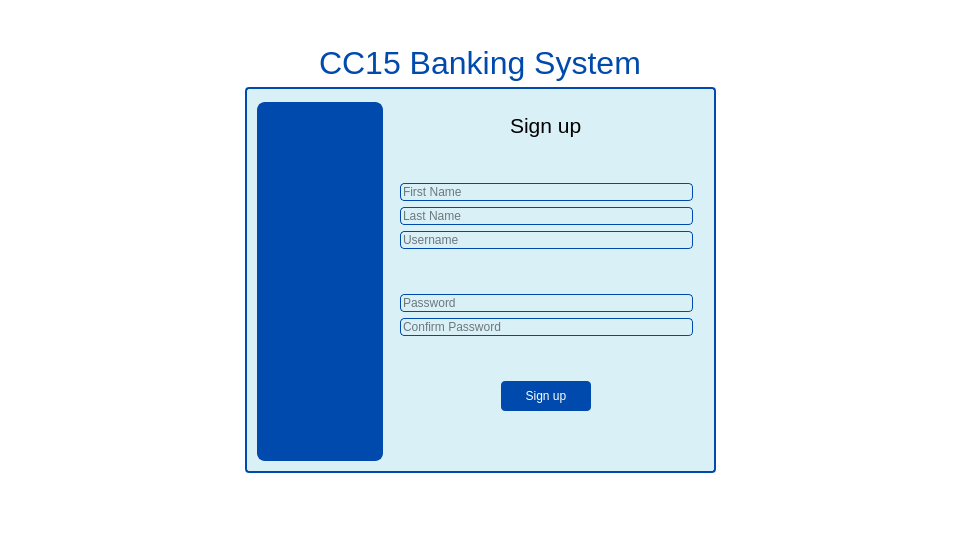
Above: resources/ui_files/signup_resized.ui from Errol-Anthony-Jano/CC15-Final-Project before the change. Below: the same form after it.
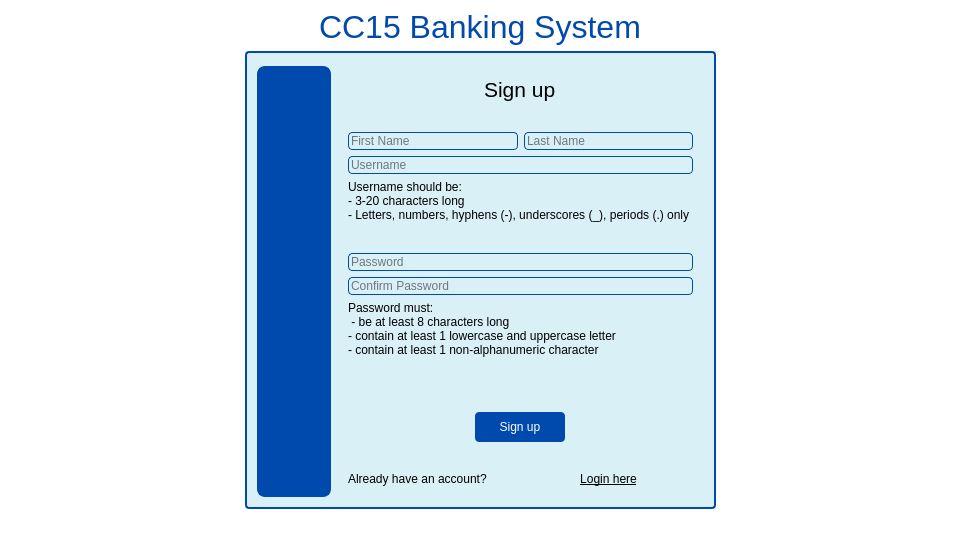
That is the form after the change.

Commit message: Added password and username requirements in register menu

Diff of the .ui file:
```diff
--- a/resources/ui_files/signup_resized.ui
+++ b/resources/ui_files/signup_resized.ui
@@ -17,7 +17,7 @@
    <string notr="true">background: #ffffff</string>
   </property>
   <widget class="QWidget" name="centralwidget">
-   <layout class="QHBoxLayout" name="horizontalLayout_2" stretch="1,2,1">
+   <layout class="QHBoxLayout" name="horizontalLayout_4" stretch="1,2,1">
     <item>
      <spacer name="horizontalSpacer">
       <property name="orientation">
@@ -91,7 +91,7 @@
            <property name="title">
             <string/>
            </property>
-           <layout class="QVBoxLayout" name="verticalLayout" stretch="0,0,1,1,1,0,1,0,0,0,0">
+           <layout class="QVBoxLayout" name="verticalLayout" stretch="0,0,0,1,0,0,1,0,0,0,0,0,0,0">
             <item alignment="Qt::AlignHCenter|Qt::AlignVCenter">
              <widget class="QLabel" name="label">
               <property name="maximumSize">
@@ -124,10 +124,11 @@
              </spacer>
             </item>
             <item>
+             <layout class="QHBoxLayout" name="horizontalLayout_2">
+              <item>
              <widget class="QLineEdit" name="first_name">
               <property name="styleSheet">
-               <string notr="true">border: 1px solid #004aad;
-background: #daf0f7;</string>
+                 <string notr="true">border: 1px solid #004aad;</string>
               </property>
               <property name="placeholderText">
                <string>First Name</string>
@@ -137,14 +138,18 @@
             <item>
              <widget class="QLineEdit" name="last_name">
               <property name="styleSheet">
-               <string notr="true">border: 1px solid #004aad;
-background: #daf0f7;</string>
+                 <string notr="true">border: 1px solid #004aad;</string>
+                </property>
+                <property name="text">
+                 <string/>
               </property>
               <property name="placeholderText">
                <string>Last Name</string>
               </property>
              </widget>
             </item>
+             </layout>
+            </item>
             <item>
              <widget class="QLineEdit" name="user_name">
               <property name="styleSheet">
@@ -156,6 +161,15 @@
               </property>
              </widget>
             </item>
+            <item>
+             <widget class="QLabel" name="label_3">
+              <property name="text">
+               <string>Username should be:
+- 3-20 characters long
+- Letters, numbers, hyphens (-), underscores (_), periods (.) only </string>
+              </property>
+             </widget>
+            </item>
             <item>
              <spacer name="verticalSpacer_6">
               <property name="orientation">
@@ -197,6 +211,29 @@
               </property>
              </widget>
             </item>
+            <item>
+             <widget class="QLabel" name="label_4">
+              <property name="text">
+               <string>Password must:
+ - be at least 8 characters long
+- contain at least 1 lowercase and uppercase letter
+- contain at least 1 non-alphanumeric character  </string>
+              </property>
+             </widget>
+            </item>
+            <item>
+             <spacer name="verticalSpacer_7">
+              <property name="orientation">
+               <enum>Qt::Vertical</enum>
+              </property>
+              <property name="sizeHint" stdset="0">
+               <size>
+                <width>20</width>
+                <height>40</height>
+               </size>
+              </property>
+             </spacer>
+            </item>
             <item>
              <spacer name="verticalSpacer_4">
               <property name="orientation">
@@ -247,6 +284,28 @@
               </property>
              </spacer>
             </item>
+            <item>
+             <layout class="QHBoxLayout" name="horizontalLayout_3" stretch="1,1">
+              <item>
+               <widget class="QLabel" name="label_5">
+                <property name="text">
+                 <string>Already have an account?</string>
+                </property>
+               </widget>
+              </item>
+              <item>
+               <widget class="QPushButton" name="btn_login">
+                <property name="styleSheet">
+                 <string notr="true">border: 0;
+text-decoration: underline;</string>
+                </property>
+                <property name="text">
+                 <string>Login here</string>
+                </property>
+               </widget>
+              </item>
+             </layout>
+            </item>
            </layout>
           </widget>
          </item>
```
Lines whose indentation alone changed are shown as unchanged. The commit also changes 1 other file.
